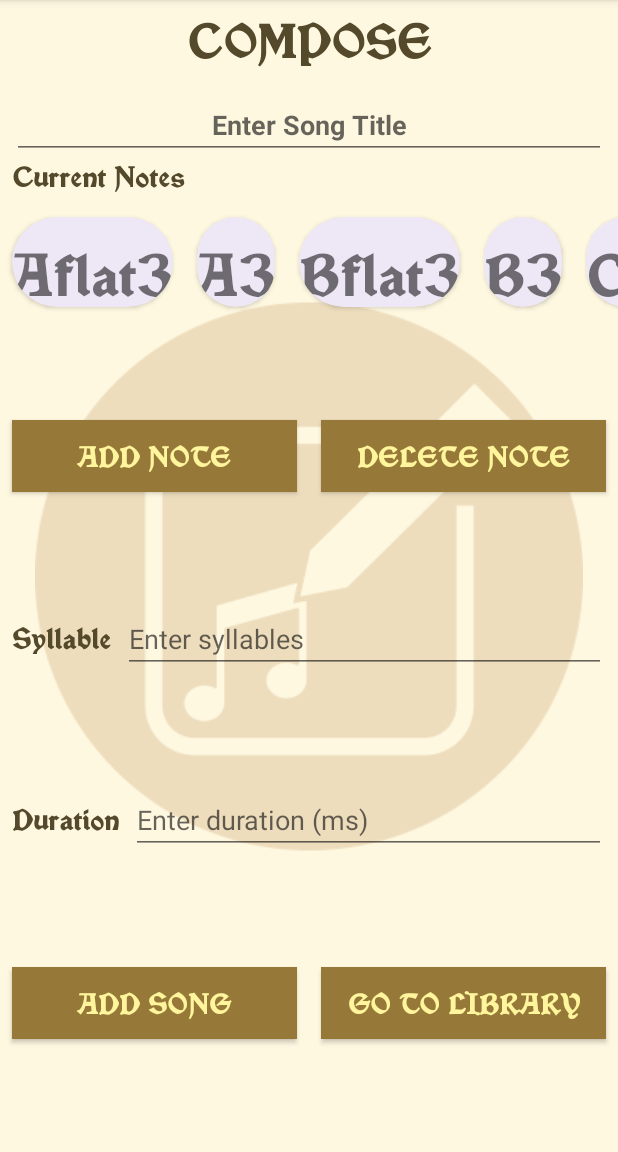
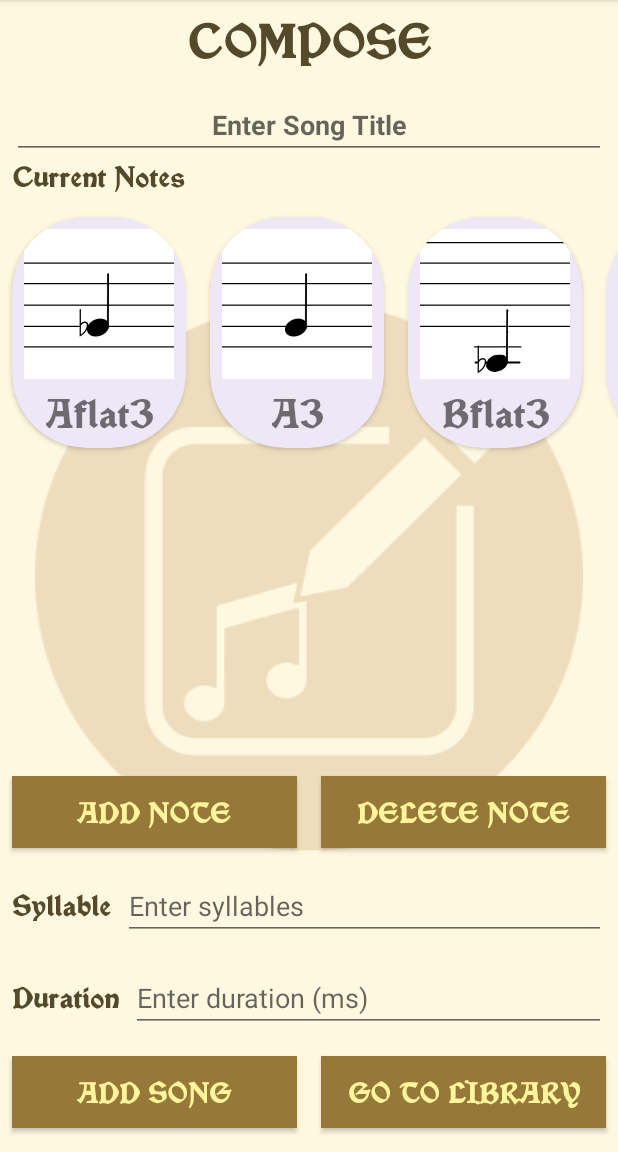
Before and after one commit to dhchung317/Bard, an Android app: the fragment ComposeFragment placed in its activity, after a tap on "COMPOSE", on a phone screen of 412 x 824 dp, the part 84-1236 px from its top. Run offline under Robolectric (Android 15) with nearby library versions, the phone set to English and light mode, and no system bars; our stand-ins replace ButterKnife; 2 other taps on this screen came first.

Commit message:
recyclerview displaying, not functional

```diff
--- a/app/src/main/java/com/hyunki/bard/controller/ClickableNoteListener.java
+++ b/app/src/main/java/com/hyunki/bard/controller/ClickableNoteListener.java
@@ -1,5 +1,7 @@
 package com.hyunki.bard.controller;
 
+import com.hyunki.bard.model.ClickableNote;
+
 public interface ClickableNoteListener {
-    void setCurrentNote(String note, int rawNote);
+    void setCurrentNote(ClickableNote note);
 }
--- a/app/src/main/java/com/hyunki/bard/controller/NotesAdapter.java
+++ b/app/src/main/java/com/hyunki/bard/controller/NotesAdapter.java
@@ -1,6 +1,7 @@
 package com.hyunki.bard.controller;
 
 import android.content.Context;
+import android.media.MediaPlayer;
 import android.view.LayoutInflater;
 import android.view.View;
 import android.view.ViewGroup;
@@ -14,6 +15,7 @@ import com.hyunki.bard.R;
 import com.hyunki.bard.model.ClickableNote;
 import com.hyunki.bard.model.Note;
 import com.hyunki.bard.model.Song;
+import com.hyunki.bard.view.ComposeFragment;
 
 import java.util.List;
 
@@ -29,7 +31,7 @@ public class NotesAdapter extends RecyclerView.Adapter<NotesAdapter.NotesViewHol
 
         View child = LayoutInflater.from(viewGroup.getContext()).inflate(R.layout.note_itemview, viewGroup, false);
         Context context = viewGroup.getContext();
-        if (context instanceof FragmentInteractionListener) {
+        if (context instanceof ClickableNoteListener) {
             listener = (ClickableNoteListener) context;
         } else {
             throw new RuntimeException(context.toString()
@@ -69,7 +71,10 @@ public class NotesAdapter extends RecyclerView.Adapter<NotesAdapter.NotesViewHol
             itemView.setOnClickListener(new View.OnClickListener() {
                 @Override
                 public void onClick(View v) {
-                    listener.setCurrentNote(note.getNote(),note.getRawNote());
+                    listener.setCurrentNote(note);
+                    MediaPlayer mp = MediaPlayer.create(itemView.getContext(),note.getRawNote());
+                    mp.seekTo(600);
+                    mp.start();
                 }
             });
         }
--- a/app/src/main/java/com/hyunki/bard/view/ComposeFragment.java
+++ b/app/src/main/java/com/hyunki/bard/view/ComposeFragment.java
@@ -39,7 +39,7 @@ import butterknife.BindView;
 import butterknife.ButterKnife;
 import butterknife.OnClick;
 
-public class ComposeFragment extends Fragment implements View.OnClickListener,ClickableNoteListener {
+public class ComposeFragment extends Fragment implements View.OnClickListener {
     private FragmentInteractionListener listener;
     private ViewModel viewModel;
     private Song song;
@@ -114,7 +114,7 @@ public class ComposeFragment extends Fragment implements View.OnClickListener,Cl
                                     "raw",
                                     getActivity().getPackageName()
                             ),
-                    getContext()
+                    getActivity()
                             .getResources()
                             .getIdentifier(
                                     "alto_" + noteRes.get(i).toLowerCase(),
@@ -164,6 +164,10 @@ public class ComposeFragment extends Fragment implements View.OnClickListener,Cl
     }
 
     private void addNotes() {
+        ClickableNote currentNote = viewModel.getCurrentNote();
+        rawId = currentNote.getRawNote();
+        noteName = currentNote.getNote();
+
         String durationI = defaultDuration;
 
         if (durationInput.getText().toString().isEmpty()) {
@@ -216,9 +220,9 @@ public class ComposeFragment extends Fragment implements View.OnClickListener,Cl
         }
     }
 
-    @Override
-    public void setCurrentNote(String note, int rawNote) {
-        rawId = rawNote;
-        noteName = note;
-    }
+//    @Override
+//    public void setCurrentNote(String note, int rawNote) {
+//        rawId = rawNote;
+//        noteName = note;
+//    }
 }
--- a/app/src/main/java/com/hyunki/bard/view/MainActivity.java
+++ b/app/src/main/java/com/hyunki/bard/view/MainActivity.java
@@ -10,11 +10,13 @@ import android.widget.ImageView;
 
 import com.hyunki.bard.Animations;
 import com.hyunki.bard.R;
+import com.hyunki.bard.controller.ClickableNoteListener;
+import com.hyunki.bard.model.ClickableNote;
 import com.hyunki.bard.viewmodel.ViewModel;
 import com.hyunki.bard.controller.FragmentInteractionListener;
 import com.hyunki.bard.model.Song;
 
-public class MainActivity extends AppCompatActivity implements FragmentInteractionListener {
+public class MainActivity extends AppCompatActivity implements FragmentInteractionListener, ClickableNoteListener {
     private ViewModel viewModel;
     private ImageView splash;
     public static final String SONG_FRAGMENT_KEY = "displaySong";
@@ -70,4 +72,10 @@ public class MainActivity extends AppCompatActivity implements FragmentInteracti
                 .addToBackStack(LIBRARY_FRAGMENT_KEY)
                 .commit();
     }
+
+
+    @Override
+    public void setCurrentNote(ClickableNote note) {
+        viewModel.setCurrentNote(note);
+    }
 }
--- a/app/src/main/res/layout/fragment_compose.xml
+++ b/app/src/main/res/layout/fragment_compose.xml
@@ -44,9 +44,11 @@
     <androidx.recyclerview.widget.RecyclerView
         android:id="@+id/compose_recyclerview"
         android:layout_width="match_parent"
-        android:layout_height="wrap_content"
+        android:layout_height="0dp"
         android:layout_marginTop="8dp"
+        android:layout_marginBottom="8dp"
         android:orientation="horizontal"
+        app:layout_constraintBottom_toTopOf="@+id/composeFragment_deleteNote_button"
         app:layout_constraintTop_toBottomOf="@+id/composeFragment_currentNotes_title_textview"
         tools:layout_editor_absoluteX="0dp"></androidx.recyclerview.widget.RecyclerView>
 
--- a/app/src/main/res/layout/note_itemview.xml
+++ b/app/src/main/res/layout/note_itemview.xml
@@ -20,19 +20,20 @@
         app:layout_constraintTop_toTopOf="parent">
 
         <androidx.constraintlayout.widget.ConstraintLayout
-            android:layout_width="match_parent"
-            android:layout_height="match_parent">
+            android:layout_width="wrap_content"
+            android:layout_height="wrap_content">
 
             <ImageView
                 android:id="@+id/note_imageView"
-                android:layout_width="wrap_content"
-                android:layout_height="wrap_content"
+                android:layout_width="100dp"
+                android:layout_height="100dp"
                 android:layout_marginStart="8dp"
                 android:layout_marginTop="8dp"
                 android:layout_marginEnd="8dp"
                 android:layout_marginBottom="8dp"
                 app:layout_constraintBottom_toTopOf="@+id/noteName_textview"
                 app:layout_constraintEnd_toEndOf="parent"
+                app:layout_constraintHorizontal_bias="0.5"
                 app:layout_constraintStart_toStartOf="parent"
                 app:layout_constraintTop_toTopOf="parent"
                 tools:srcCompat="@tools:sample/avatars" />
@@ -41,13 +42,18 @@
                 android:id="@+id/noteName_textview"
                 android:layout_width="wrap_content"
                 android:layout_height="wrap_content"
+                android:layout_marginStart="8dp"
+                android:layout_marginEnd="8dp"
+                android:layout_marginBottom="8dp"
                 android:fontFamily="@font/vinque"
                 android:textAlignment="center"
-                android:textSize="36sp"
+                android:textSize="24sp"
                 android:textStyle="bold"
                 app:layout_constraintBottom_toBottomOf="parent"
                 app:layout_constraintEnd_toEndOf="parent"
+                app:layout_constraintHorizontal_bias="0.5"
                 app:layout_constraintStart_toStartOf="parent"
+                app:layout_constraintTop_toBottomOf="@+id/note_imageView"
                 tools:text="NOTE NAME" />
 
         </androidx.constraintlayout.widget.ConstraintLayout>
```
Also changed, not shown: app/src/main/java/com/hyunki/bard/viewmodel/ViewModel.java (+9 -0 lines), app/src/main/res/drawable/alto_a3.png (added), app/src/main/res/drawable/alto_aflat3.png (added), app/src/main/res/drawable/alto_b3.png (added), app/src/main/res/drawable/alto_bflat3.png (added), app/src/main/res/drawable/alto_c3.png (added), app/src/main/res/drawable/alto_cflat3.png (added), app/src/main/res/drawable/alto_d3.png (added), app/src/main/res/drawable/alto_dflat3.png (added), app/src/main/res/drawable/alto_e3.png (added), app/src/main/res/drawable/alto_eflat3.png (added), app/src/main/res/drawable/alto_f3.png (added), app/src/main/res/drawable/alto_g3.png (added), app/src/main/res/drawable/alto_gflat3.png (added).
